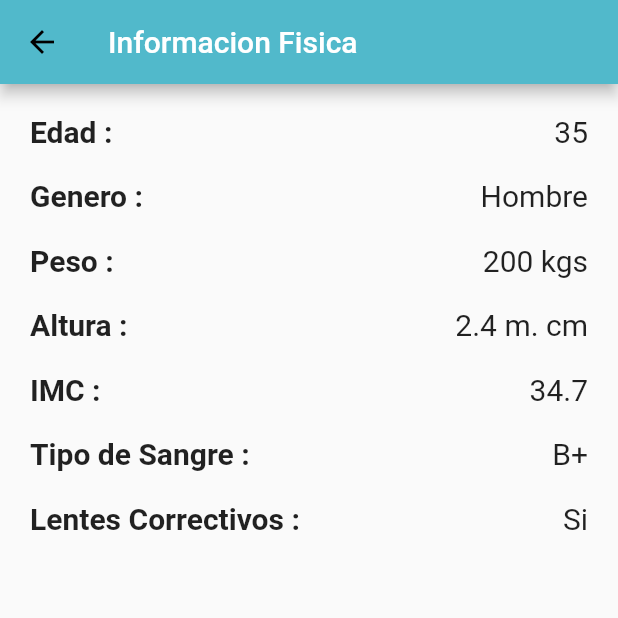
After one commit to bleidertcs/demoplace, a Flutter app: the PhysicalInformationPage screen opened directly, on a phone screen of 412 x 824 dp, the top half of it. The commit adds this screen. Run offline on Flutter 3.47's test engine with Material 2 defaults, Android fonts, the light colour scheme and no system bars; our stand-ins replace font_awesome_flutter.

Commit message:
agregado informacion fisica

```diff
--- /dev/null
+++ b/lib/physical_information_page.dart
@@ -0,0 +1,324 @@
+import 'package:flutter/material.dart';
+
+class PhysicalInformationPage extends StatelessWidget {
+  const PhysicalInformationPage({Key? key}) : super(key: key);
+
+  @override
+  Widget build(BuildContext context) {
+    return Scaffold(
+      appBar: AppBar(
+        title: const Text(
+          'Informacion Fisica',
+          style: TextStyle(
+            color: Colors.white,
+          ),
+        ),
+      ),
+      body: Column(
+        children: [
+          Row(
+            mainAxisSize: MainAxisSize.max,
+            mainAxisAlignment: MainAxisAlignment.end,
+            children: <Widget>[
+              Expanded(
+                child: Column(
+                  crossAxisAlignment: CrossAxisAlignment.start,
+                  mainAxisAlignment: MainAxisAlignment.start,
+                  children: const [
+                    Padding(
+                      padding: EdgeInsets.only(left: 20, top: 20),
+                      child: Text(
+                        'Edad :',
+                        textAlign: TextAlign.start,
+                        style: TextStyle(
+                          fontSize: 20,
+                          fontWeight: FontWeight.bold,
+                        ),
+                      ),
+                    )
+                  ],
+                ),
+              ),
+              Expanded(
+                child: Column(
+                  mainAxisAlignment: MainAxisAlignment.end,
+                  crossAxisAlignment: CrossAxisAlignment.end,
+                  children: const [
+                    Padding(
+                      padding: EdgeInsets.only(right: 20, top: 20),
+                      child: Text(
+                        '35',
+                        textAlign: TextAlign.end,
+                        style: TextStyle(
+                          fontSize: 20,
+                        ),
+                      ),
+                    )
+                  ],
+                ),
+              ),
+            ],
+          ),
+          Row(
+            mainAxisSize: MainAxisSize.max,
+            mainAxisAlignment: MainAxisAlignment.end,
+            children: <Widget>[
+              Expanded(
+                child: Column(
+                  crossAxisAlignment: CrossAxisAlignment.start,
+                  mainAxisAlignment: MainAxisAlignment.start,
+                  children: const [
+                    Padding(
+                      padding: EdgeInsets.only(left: 20, top: 20),
+                      child: Text(
+                        'Genero :',
+                        textAlign: TextAlign.start,
+                        style: TextStyle(
+                          fontSize: 20,
+                          fontWeight: FontWeight.bold,
+                        ),
+                      ),
+                    )
+                  ],
+                ),
+              ),
+              Expanded(
+                child: Column(
+                  mainAxisAlignment: MainAxisAlignment.end,
+                  crossAxisAlignment: CrossAxisAlignment.end,
+                  children: const [
+                    Padding(
+                      padding: EdgeInsets.only(right: 20, top: 20),
+                      child: Text(
+                        'Hombre',
+                        textAlign: TextAlign.end,
+                        style: TextStyle(
+                          fontSize: 20,
+                        ),
+                      ),
+                    )
+                  ],
+                ),
+              ),
+            ],
+          ),
+          Row(
+            mainAxisSize: MainAxisSize.max,
+            mainAxisAlignment: MainAxisAlignment.end,
+            children: <Widget>[
+              Expanded(
+                child: Column(
+                  crossAxisAlignment: CrossAxisAlignment.start,
+                  mainAxisAlignment: MainAxisAlignment.start,
+                  children: const [
+                    Padding(
+                      padding: EdgeInsets.only(left: 20, top: 20),
+                      child: Text(
+                        'Peso :',
+                        textAlign: TextAlign.start,
+                        style: TextStyle(
+                          fontSize: 20,
+                          fontWeight: FontWeight.bold,
+                        ),
+                      ),
+                    )
+                  ],
+                ),
+              ),
+              Expanded(
+                child: Column(
+                  mainAxisAlignment: MainAxisAlignment.end,
+                  crossAxisAlignment: CrossAxisAlignment.end,
+                  children: const [
+                    Padding(
+                      padding: EdgeInsets.only(right: 20, top: 20),
+                      child: Text(
+                        '200 kgs',
+                        textAlign: TextAlign.end,
+                        style: TextStyle(
+                          fontSize: 20,
+                        ),
+                      ),
+                    )
+                  ],
+                ),
+              ),
+            ],
+          ),
+          Row(
+            mainAxisSize: MainAxisSize.max,
+            mainAxisAlignment: MainAxisAlignment.end,
+            children: <Widget>[
+              Expanded(
+                child: Column(
+                  crossAxisAlignment: CrossAxisAlignment.start,
+                  mainAxisAlignment: MainAxisAlignment.start,
+                  children: const [
+                    Padding(
+                      padding: EdgeInsets.only(left: 20, top: 20),
+                      child: Text(
+                        'Altura :',
+                        textAlign: TextAlign.start,
+                        style: TextStyle(
+                          fontSize: 20,
+                          fontWeight: FontWeight.bold,
+                        ),
+                      ),
+                    )
+                  ],
+                ),
+              ),
+              Expanded(
+                child: Column(
+                  mainAxisAlignment: MainAxisAlignment.end,
+                  crossAxisAlignment: CrossAxisAlignment.end,
+                  children: const [
+                    Padding(
+                      padding: EdgeInsets.only(right: 20, top: 20),
+                      child: Text(
+                        '2.4 m. cm',
+                        textAlign: TextAlign.end,
+                        style: TextStyle(
+                          fontSize: 20,
+                        ),
+                      ),
+                    )
+                  ],
+                ),
+              ),
+            ],
+          ),
+          Row(
+            mainAxisSize: MainAxisSize.max,
+            mainAxisAlignment: MainAxisAlignment.end,
+            children: <Widget>[
+              Expanded(
+                child: Column(
+                  crossAxisAlignment: CrossAxisAlignment.start,
+                  mainAxisAlignment: MainAxisAlignment.start,
+                  children: const [
+                    Padding(
+                      padding: EdgeInsets.only(left: 20, top: 20),
+                      child: Text(
+                        'IMC :',
+                        textAlign: TextAlign.start,
+                        style: TextStyle(
+                          fontSize: 20,
+                          fontWeight: FontWeight.bold,
+                        ),
+                      ),
+                    )
+                  ],
+                ),
+              ),
+              Expanded(
+                child: Column(
+                  mainAxisAlignment: MainAxisAlignment.end,
+                  crossAxisAlignment: CrossAxisAlignment.end,
+                  children: const [
+                    Padding(
+                      padding: EdgeInsets.only(right: 20, top: 20),
+                      child: Text(
+                        '34.7',
+                        textAlign: TextAlign.end,
+                        style: TextStyle(
+                          fontSize: 20,
+                        ),
+                      ),
+                    )
+                  ],
+                ),
+              ),
+            ],
+          ),
+          Row(
+            mainAxisSize: MainAxisSize.max,
+            mainAxisAlignment: MainAxisAlignment.end,
+            children: <Widget>[
+              Expanded(
+                child: Column(
+                  crossAxisAlignment: CrossAxisAlignment.start,
+                  mainAxisAlignment: MainAxisAlignment.start,
+                  children: const [
+                    Padding(
+                      padding: EdgeInsets.only(left: 20, top: 20),
+                      child: Text(
+                        'Tipo de Sangre :',
+                        textAlign: TextAlign.start,
+                        style: TextStyle(
+                          fontSize: 20,
+                          fontWeight: FontWeight.bold,
+                        ),
+                      ),
+                    )
+                  ],
+                ),
+              ),
+              Expanded(
+                child: Column(
+                  mainAxisAlignment: MainAxisAlignment.end,
+                  crossAxisAlignment: CrossAxisAlignment.end,
+                  children: const [
+                    Padding(
+                      padding: EdgeInsets.only(right: 20, top: 20),
+                      child: Text(
+                        'B+',
+                        textAlign: TextAlign.end,
+                        style: TextStyle(
+                          fontSize: 20,
+                        ),
+                      ),
+                    )
+                  ],
+                ),
+              ),
+            ],
+          ),
+          Row(
+            mainAxisSize: MainAxisSize.max,
+            mainAxisAlignment: MainAxisAlignment.end,
+            children: <Widget>[
+              Expanded(
+                child: Column(
+                  crossAxisAlignment: CrossAxisAlignment.start,
+                  mainAxisAlignment: MainAxisAlignment.start,
+                  children: const [
+                    Padding(
+                      padding: EdgeInsets.only(left: 20, top: 20),
+                      child: Text(
+                        'Lentes Correctivos :',
+                        textAlign: TextAlign.start,
+                        style: TextStyle(
+                          fontSize: 20,
+                          fontWeight: FontWeight.bold,
+                        ),
+                      ),
+                    )
+                  ],
+                ),
+              ),
+              Expanded(
+                child: Column(
+                  mainAxisAlignment: MainAxisAlignment.end,
+                  crossAxisAlignment: CrossAxisAlignment.end,
+                  children: const [
+                    Padding(
+                      padding: EdgeInsets.only(right: 20, top: 20),
+                      child: Text(
+                        'Si',
+                        textAlign: TextAlign.end,
+                        style: TextStyle(
+                          fontSize: 20,
+                        ),
+                      ),
+                    )
+                  ],
+                ),
+              ),
+            ],
+          ),
+        ],
+      ),
+    );
+  }
+}
--- a/lib/qrcode_page.dart
+++ b/lib/qrcode_page.dart
@@ -1,4 +1,6 @@
 import 'package:flutter/material.dart';
+
+import 'physical_information_page.dart';
 
 class QrCodePage extends StatelessWidget {
   const QrCodePage({Key? key}) : super(key: key);
@@ -25,7 +27,15 @@ class QrCodePage extends StatelessWidget {
           ),
           Center(
             child: InkWell(
-              onTap: () {},
+              onTap: () {
+                Navigator.push(
+                  context,
+                  MaterialPageRoute(
+                    builder: (BuildContext context) =>
+                        const PhysicalInformationPage(),
+                  ),
+                );
+              },
               child: Image.asset(
                 'assets/codigo_qr.png',
                 height: 300,
```
